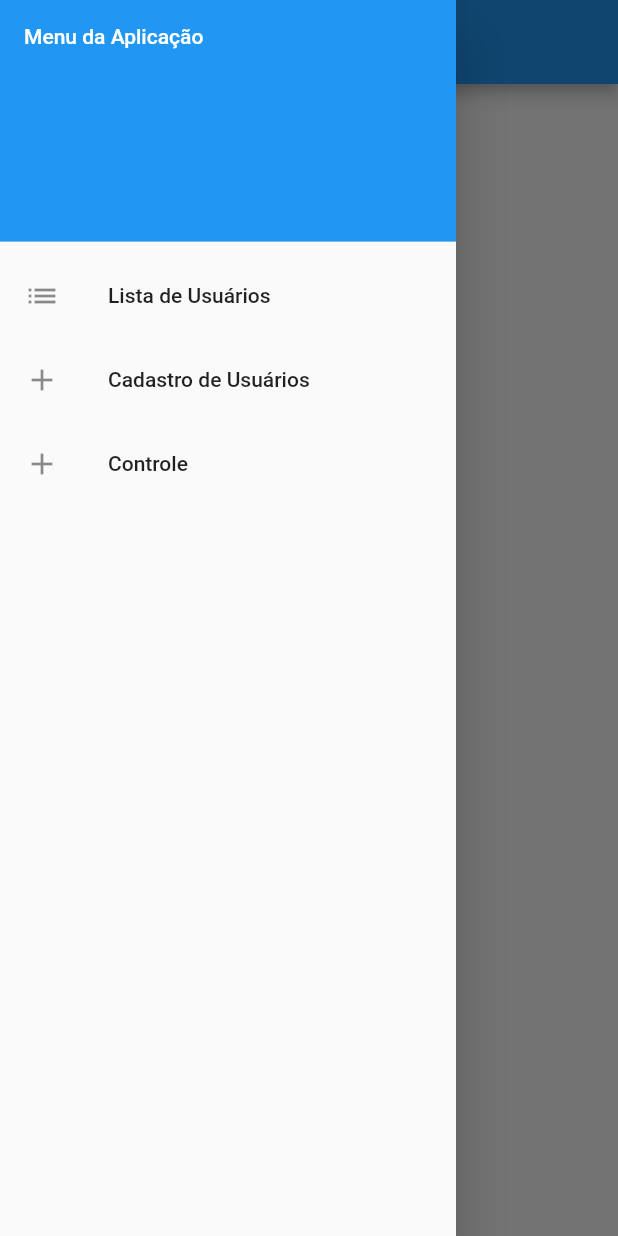
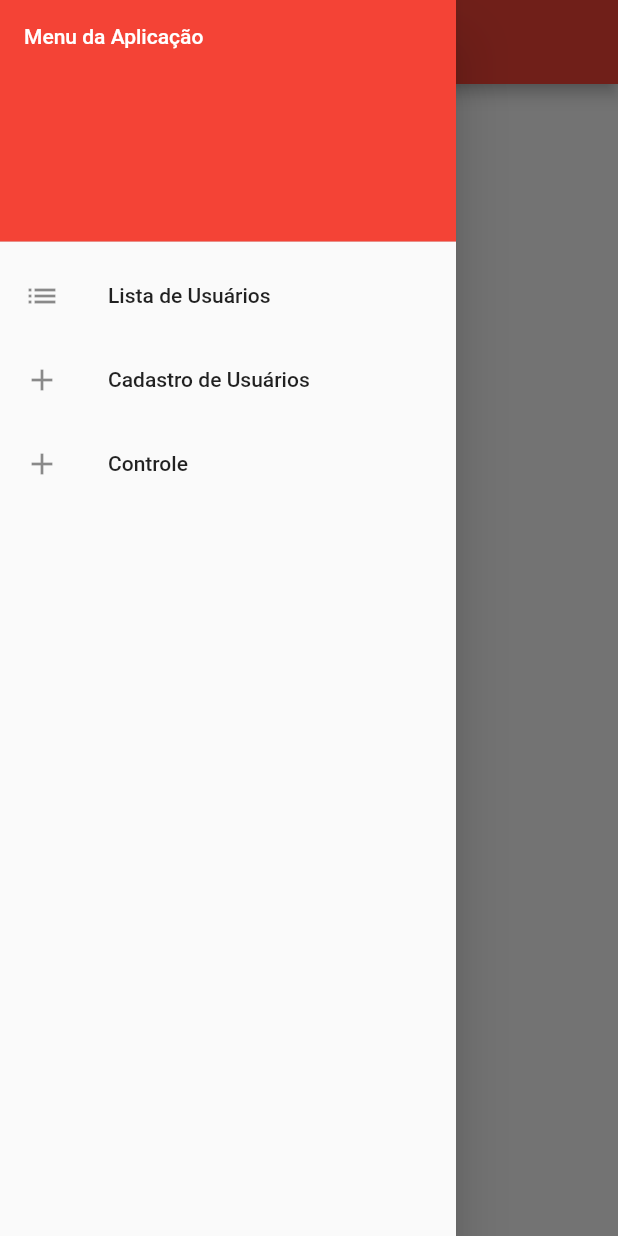
Before and after one commit to crisrauber/register-with-database-flutter, a Flutter app: the screen it shows after launch, with the side drawer open, on a phone screen of 412 x 824 dp. Run offline on Flutter 3.47's test engine with Material 2 defaults, Android fonts, the phone set to English and light mode, and no system bars; our stand-ins replace dio, email_validator, sqflite; missing offline and left inert: cnpj_cpf_formatter, cnpj_cpf_helper; accounts and stored records are empty.

Commit message:
Alteração

```diff
--- a/lib/pages/formulario_page.dart
+++ b/lib/pages/formulario_page.dart
@@ -5,6 +5,7 @@ import 'package:flutter/material.dart';
 import 'package:flutter/services.dart';
 import 'package:formulario_cadastro/repositories/address_repository.dart';
 import 'package:formulario_cadastro/repositories/user_repository.dart';
+import 'package:formulario_cadastro/utils/app_routes.dart';
 import '../entidades/endereco.dart';
 import '../entidades/usuario.dart';
 import '../services/cep_service.dart';
@@ -152,9 +153,11 @@ class _FormularioPageState extends State<FormularioPage> {
       _enderecoUsuario.id = _userAddress[0].id;
       updateUser();
       updateAddress();
+      Navigator.of(context).pushNamed(AppRoutes.USER_LIST);
     } else {
       registerUser();
       registerAddress();
+      Navigator.of(context).pushNamed(AppRoutes.USER_LIST);
     }
   }
 
--- a/lib/pages/lista_page.dart
+++ b/lib/pages/lista_page.dart
@@ -27,7 +27,8 @@ class _ListaState extends State<Lista> {
           children: <Widget>[
             DrawerHeader(
               decoration: BoxDecoration(
-                color: Theme.of(context).primaryColor,
+                //color: Theme.of(context).primaryColor,
+                 color: Colors.red,
               ),
               child: Text(
                 'Menu da Aplicação',
@@ -64,6 +65,7 @@ class _ListaState extends State<Lista> {
       appBar: AppBar(
         title:
             Text('Lista  de usuários', style: TextStyle(color: Colors.white)),
+             backgroundColor: Colors.red,
       ),
       body: Center(
         child: ListView.builder(
```
